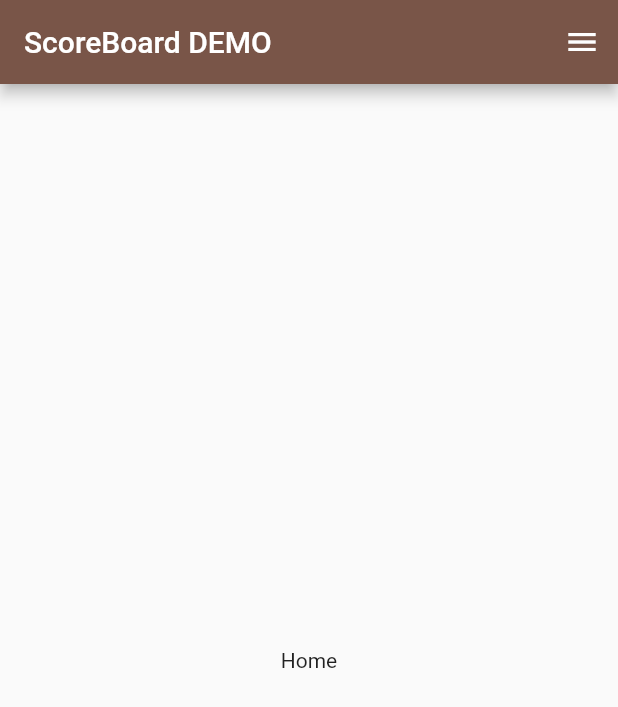
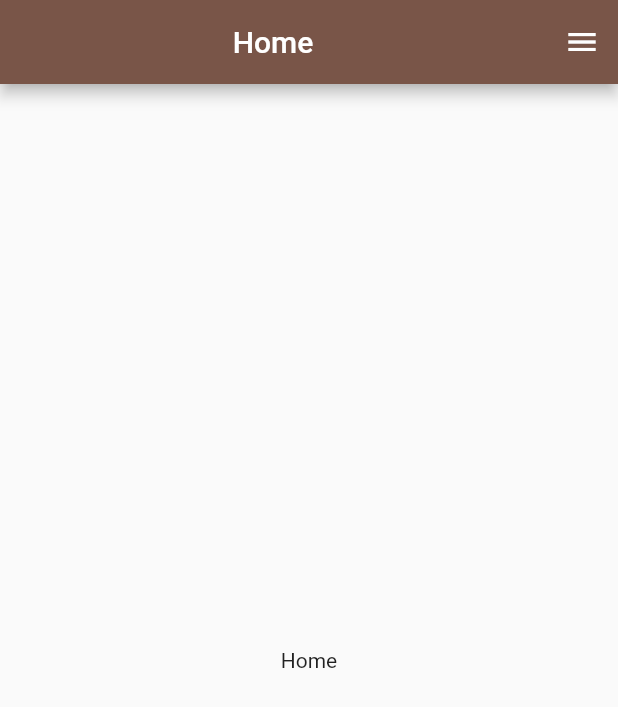
Before and after one commit to Thanapat23/Scoreboard, a Flutter app: the screen it shows after launch, on a phone screen of 412 x 824 dp. Shown: the top 707 px of the screen. Run offline on Flutter 3.47's test engine with Material 2 defaults, Android fonts, the phone set to English and light mode, and no system bars.

```diff
--- a/lib/main.dart
+++ b/lib/main.dart
@@ -51,7 +51,8 @@ class _MyHomePageState extends State<MyHomePage> {
     }
     return Scaffold(
       appBar: AppBar(
-        title: const Text("ScoreBoard DEMO"),
+        centerTitle: true,
+        title: container,
       ),
       body: container,
       endDrawer: Drawer(
```
